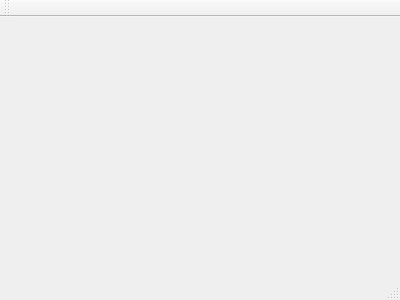
Above: NBABasketball/mainwindow.ui from brandoryan/NBAPlanner before the change. Below: the same form after it.
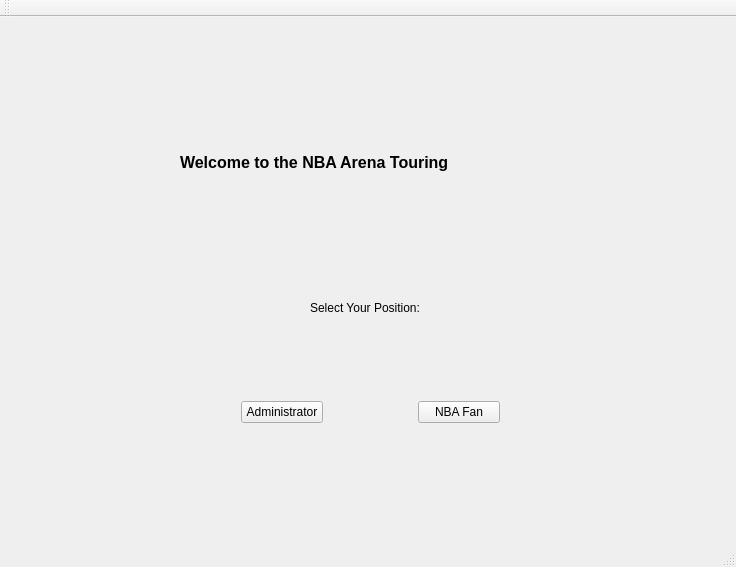
That is the form after the change.

Commit message: Mainwindow contains buttons that correspond with admin and  NBAfan, which we want to implement code to access their corresponding windows

Diff of the .ui file:
```diff
--- a/NBABasketball/mainwindow.ui
+++ b/NBABasketball/mainwindow.ui
@@ -1,24 +1,102 @@
 <ui version="4.0">
  <class>MainWindow</class>
- <widget class="QMainWindow" name="MainWindow" >
-  <property name="geometry" >
+ <widget class="QMainWindow" name="MainWindow">
+  <property name="geometry">
    <rect>
     <x>0</x>
     <y>0</y>
-    <width>400</width>
-    <height>300</height>
+    <width>736</width>
+    <height>567</height>
    </rect>
   </property>
   <property name="windowTitle" >
    <string>MainWindow</string>
   </property>
-  <widget class="QMenuBar" name="menuBar" />
-  <widget class="QToolBar" name="mainToolBar" />
-  <widget class="QWidget" name="centralWidget" />
-  <widget class="QStatusBar" name="statusBar" />
+  <widget class="QWidget" name="centralWidget">
+   <widget class="QLabel" name="label">
+    <property name="geometry">
+     <rect>
+      <x>310</x>
+      <y>280</y>
+      <width>131</width>
+      <height>21</height>
+     </rect>
+    </property>
+    <property name="text">
+     <string>Select Your Position:</string>
+    </property>
+   </widget>
+   <widget class="QWidget" name="horizontalLayoutWidget">
+    <property name="geometry">
+     <rect>
+      <x>230</x>
+      <y>340</y>
+      <width>281</width>
+      <height>111</height>
+     </rect>
+    </property>
+    <layout class="QHBoxLayout" name="horizontalLayout">
+     <item>
+      <widget class="QPushButton" name="adminButton">
+       <property name="text">
+        <string>Administrator</string>
+       </property>
+      </widget>
+     </item>
+     <item>
+      <widget class="QWidget" name="widget" native="true"/>
+     </item>
+     <item>
+      <widget class="QPushButton" name="fanButton">
+       <property name="text">
+        <string>NBA Fan</string>
+       </property>
+      </widget>
+     </item>
+    </layout>
+   </widget>
+   <widget class="QLabel" name="label_2">
+    <property name="geometry">
+     <rect>
+      <x>180</x>
+      <y>110</y>
+      <width>421</width>
+      <height>71</height>
+     </rect>
+    </property>
+    <property name="font">
+     <font>
+      <pointsize>12</pointsize>
+      <weight>75</weight>
+      <bold>true</bold>
+     </font>
+    </property>
+    <property name="text">
+     <string>Welcome to the NBA Arena Touring</string>
+    </property>
+   </widget>
+  </widget>
+  <widget class="QMenuBar" name="menuBar">
+   <property name="geometry">
+    <rect>
+     <x>0</x>
+     <y>0</y>
+     <width>736</width>
+     <height>26</height>
+    </rect>
+   </property>
+  </widget>
+  <widget class="QToolBar" name="mainToolBar">
+   <attribute name="toolBarArea">
+    <enum>TopToolBarArea</enum>
+   </attribute>
+   <attribute name="toolBarBreak">
+    <bool>false</bool>
+   </attribute>
+  </widget>
+  <widget class="QStatusBar" name="statusBar"/>
  </widget>
- <layoutDefault spacing="6" margin="11" />
- <pixmapfunction></pixmapfunction>
+ <layoutdefault spacing="6" margin="11"/>
  <resources/>
  <connections/>
 </ui>
```
Left out of the diff: 3 changed lines with no effect on the pictures. The commit also changes 21 other files.
